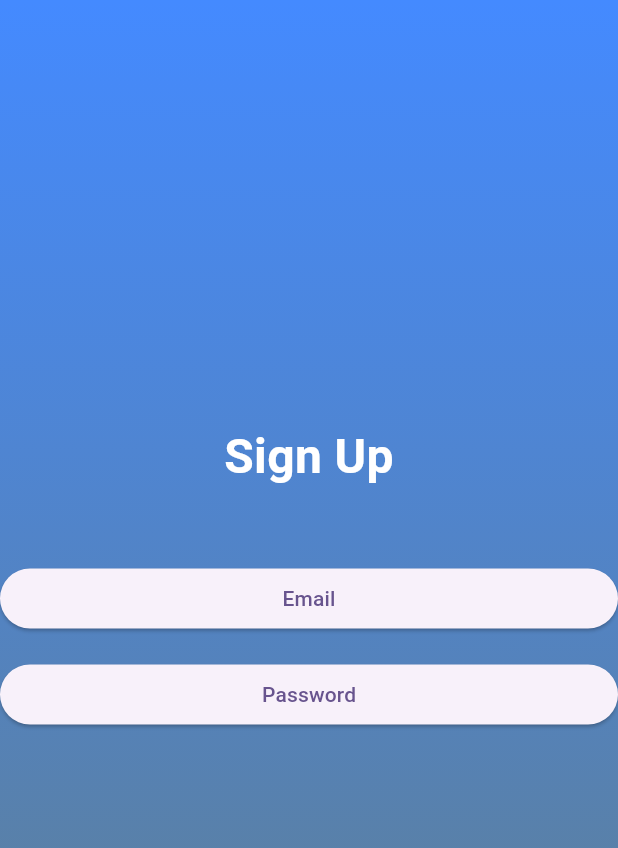
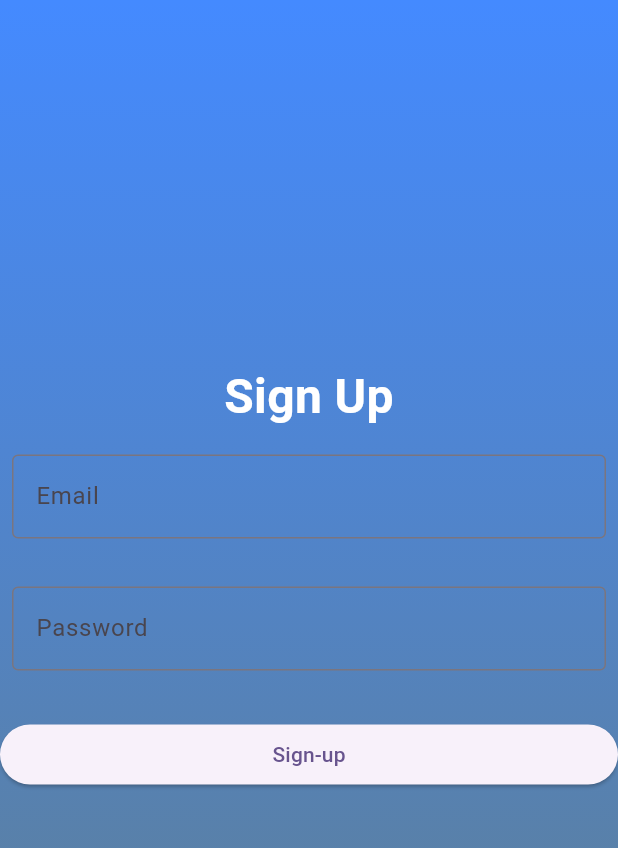
Before and after one commit to anirudhi89/roommatch, a Flutter app: the screen it shows after launch, after a tap on "Sign Up", on a phone screen of 412 x 824 dp, the part 84-932 px from its top. Run offline on Flutter 3.47's test engine with Material 2 defaults, Android fonts, the phone set to English and light mode, and no system bars; our stand-ins replace flutter_card_swiper.

Commit message:
init commit

```diff
--- a/lib/Models/MainUserModel.dart
+++ b/lib/Models/MainUserModel.dart
@@ -8,13 +8,15 @@ import 'package:roommatch/Models/BaseUserModel.dart';
 // TODO: SINGLETON
 class MainUserModel extends BaseUserModel {
   bool doneTutorial = false;
-
+  String userName;
   String password;
   List<UnmatchedUserModel> potentialMatches = [];
   List<MatchedUserModel> mutuallyMatched = [];
   List<UnmatchedUserModel> oneWayMatched = [];
 
+
   MainUserModel(
+      this.userName,
       this.password,
       this.doneTutorial,
       this.potentialMatches,
@@ -22,7 +24,6 @@ class MainUserModel extends BaseUserModel {
       this.oneWayMatched,
       String firstName,
       String lastName,
-      String userName,
       int userID,
       String collegeName,
       int age,
--- a/lib/Views/signUpScreen.dart
+++ b/lib/Views/signUpScreen.dart
@@ -1,10 +1,36 @@
 import 'package:flutter/material.dart';
+import 'package:roommatch/Views/swipeOnPpl.dart';
+import 'package:roommatch/Models/ViewModels/SetUserViewModel.dart';
+import 'package:roommatch/Models/MainUserModel.dart';
 
-class signUpScreen extends StatelessWidget {
-  const signUpScreen({super.key});
+import 'ProfileScreen.dart';
+
+class SignUpScreen extends StatelessWidget {
+  final TextEditingController emailController = TextEditingController();
+  final TextEditingController passwordController = TextEditingController();
+
+  SignUpScreen({Key? key});
+
+  void handleSignUp(BuildContext context) {
+    String email = emailController.text;
+    String password = passwordController.text;
+    // Create a new user using SetUserViewModel
+    MainUserModel newUser = SetUserViewModel().createUser(email, password);
+
+    // Now you can use the newUser object as needed, for example, navigate to the next screen.
+    Navigator.pushReplacement(
+      context,
+      MaterialPageRoute(
+        builder: (context) => ProfileScreen(user: newUser),
+      ),
+    );
+  }
 
   @override
   Widget build(BuildContext context) {
+    final TextEditingController emailController = TextEditingController();
+    final TextEditingController passwordController = TextEditingController();
+
     return Scaffold(
       appBar: AppBar(
         title: const Text('RoomMatch'),
@@ -25,7 +51,7 @@ class signUpScreen extends StatelessWidget {
           crossAxisAlignment: CrossAxisAlignment.stretch,
           children: [
             // TODO: Add a logo
-            const Text(
+            Text(
               'Sign Up',
               textAlign: TextAlign.center,
               style: TextStyle(
@@ -34,20 +60,32 @@ class signUpScreen extends StatelessWidget {
                 color: Colors.white,
               ),
             ),
-            const SizedBox(height: 48.0),
+            Padding(
+              padding: EdgeInsets.symmetric(horizontal: 8, vertical: 16),
+              child: TextField(
+                controller: emailController,
+                decoration: InputDecoration(
+                  border: OutlineInputBorder(),
+                  hintText: 'Email',
+                ),
+              ),
+            ),
+            Padding(
+              padding: EdgeInsets.symmetric(horizontal: 8, vertical: 16),
+              child: TextField(
+                controller: passwordController,
+                decoration: InputDecoration(
+                  border: OutlineInputBorder(),
+                  hintText: 'Password',
+                ),
+              ),
+            ),
+            SizedBox(height: 16.0),
             ElevatedButton(
               onPressed: () {
-                // TODO
+                handleSignUp(context);
               },
-              child: const Text('Email'),
-            ),
-            const SizedBox(height: 16.0),
-            ElevatedButton(
-              onPressed: () {
-                // print("Sign-Up");
-                // TODO: Implement sign-up functionality
-              },
-              child: const Text('Password'),
+              child: Text('Sign-up'),
             ),
           ],
         ),
--- a/lib/Views/welcomeScreen.dart
+++ b/lib/Views/welcomeScreen.dart
@@ -49,7 +49,7 @@ class WelcomeScreen extends StatelessWidget {
               onPressed: () {
                 Navigator.of(context).push(
                   MaterialPageRoute(
-                    builder: (context) => const signUpScreen(),
+                    builder: (context) => SignUpScreen(),
                   ),
                 );
               },
```
Also changed, not shown: lib/Models/ViewModels/SetUserViewModel.dart (added, +43 -0 lines), lib/Views/ProfileScreen.dart (added, +26 -0 lines), lib/images/RoomMatchLogo.svg (added).
